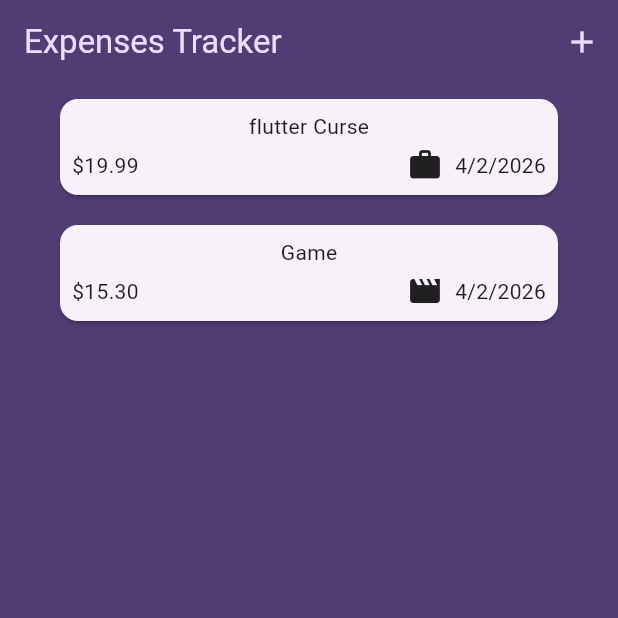
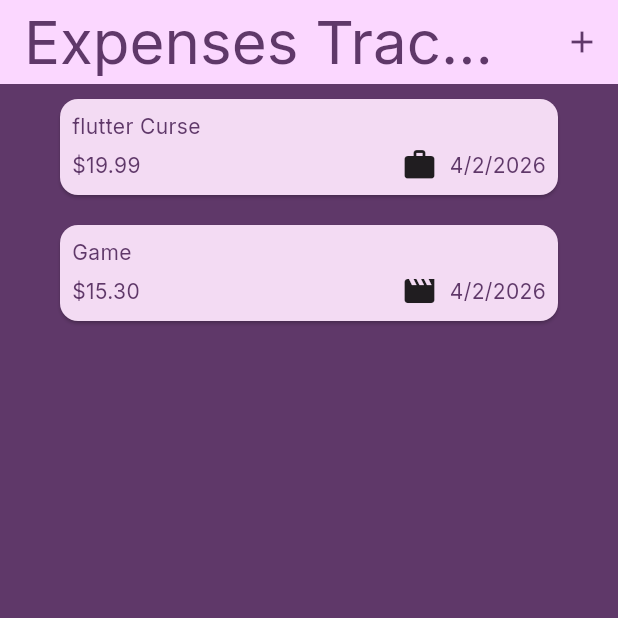
Before and after one commit to Perr4/expense_traker, a Flutter app: the screen it shows after launch, on a phone screen of 412 x 824 dp, the top half of it. Run offline on Flutter 3.47's test engine with Material 3 defaults, Android fonts, the phone set to English and light mode, and no system bars; our stand-ins replace google_fonts.

Commit message:
Refactor expense management: enhance theme settings, improve Snackbar display, and update ExpensesList with dismissible items

```diff
--- a/lib/main.dart
+++ b/lib/main.dart
@@ -2,11 +2,9 @@ import 'package:expense_traker/widget/expenses.dart';
 import 'package:flutter/material.dart';
 import 'package:google_fonts/google_fonts.dart';
 
+var kColorScheme = ColorScheme.fromSeed(seedColor: const Color.fromARGB(255, 154, 58, 183));
 
-
-var kColorScheme =ColorScheme.fromSeed(seedColor: Colors.deepPurple);
-
-
+var kDarkColorScheme = ColorScheme.fromSeed(brightness: Brightness.dark,seedColor: const Color.fromARGB(255, 0, 0, 0));
 void main() {
   runApp(const MyApp());
 }
@@ -19,18 +17,36 @@ class MyApp extends StatelessWidget {
   Widget build(BuildContext context) {
     return MaterialApp(
       title: 'ExpenseCounter',
+      darkTheme: ThemeData.dark().copyWith(
+        colorScheme: kDarkColorScheme
+      ),
       theme: ThemeData(
         useMaterial3: true,
         colorScheme: kColorScheme,
         scaffoldBackgroundColor: kColorScheme.onPrimaryContainer,
-        appBarTheme: AppBarTheme().copyWith(
-          backgroundColor: kColorScheme.onPrimaryContainer,
-          foregroundColor: kColorScheme.primaryContainer
+        appBarTheme: const AppBarTheme().copyWith(
+          backgroundColor: kColorScheme.primaryContainer,
+          foregroundColor: kColorScheme.onPrimaryContainer,
         ),
-        textTheme: TextTheme(
+        cardTheme: const CardThemeData().copyWith(
+          color: kColorScheme.secondaryContainer,
+          margin: EdgeInsets.symmetric(horizontal: 16, vertical: 8),
 
-        )
+        ),
+        elevatedButtonTheme: ElevatedButtonThemeData(
+          style: ElevatedButton.styleFrom(
+            backgroundColor: kColorScheme.primaryContainer,
+            foregroundColor: kColorScheme.onPrimaryContainer
+          )
+        ),
+
+
+        textTheme: ThemeData().textTheme.copyWith(
+            titleLarge: GoogleFonts.inter(fontSize: 40),
+            bodyMedium: GoogleFonts.inter(fontSize: 14,color: kColorScheme.onPrimaryContainer)
+        ),
       ),
+      themeMode: ThemeMode.system,
       home: const Expenses(),
     );
   }
--- a/lib/widget/expenses_list/expenses_item.dart
+++ b/lib/widget/expenses_list/expenses_item.dart
@@ -13,7 +13,9 @@ class ExpensesItem extends StatelessWidget {
       child: Padding(
         padding: const EdgeInsets.all(8.0),
         child: Column(
+          crossAxisAlignment: CrossAxisAlignment.start,
           children: [
+
             Text(expense.title),
             const SizedBox(height: 4),
 
--- a/lib/widget/expenses_list/expenses_list.dart
+++ b/lib/widget/expenses_list/expenses_list.dart
@@ -1,3 +1,5 @@
+import 'dart:ui';
+
 import 'package:expense_traker/model/expense.dart';
 import 'package:expense_traker/widget/expenses_list/expenses_item.dart';
 import 'package:flutter/material.dart';
@@ -15,6 +17,10 @@ class ExpensesList extends StatelessWidget {
 
       itemBuilder: (ctx, index) => Dismissible(
         key: ValueKey(expenses[index]),
+        background: Container(
+          color: Theme.of(context).colorScheme.error.withValues(alpha: 0.40),
+          margin: Theme.of(context).cardTheme.margin,
+        ),
         onDismissed: (dir){
           remouveExpese(expenses[index]);
         },
```
Also changed, not shown: lib/model/expense.dart (+27 -5 lines), lib/widget/expenses.dart (+18 -8 lines).
